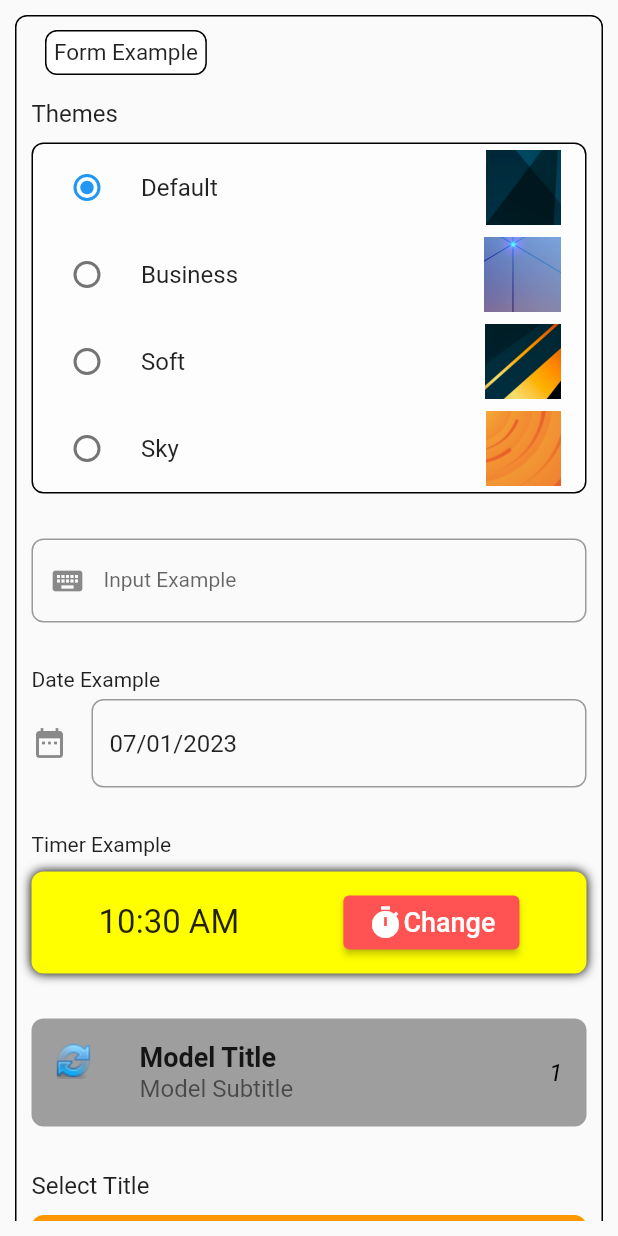
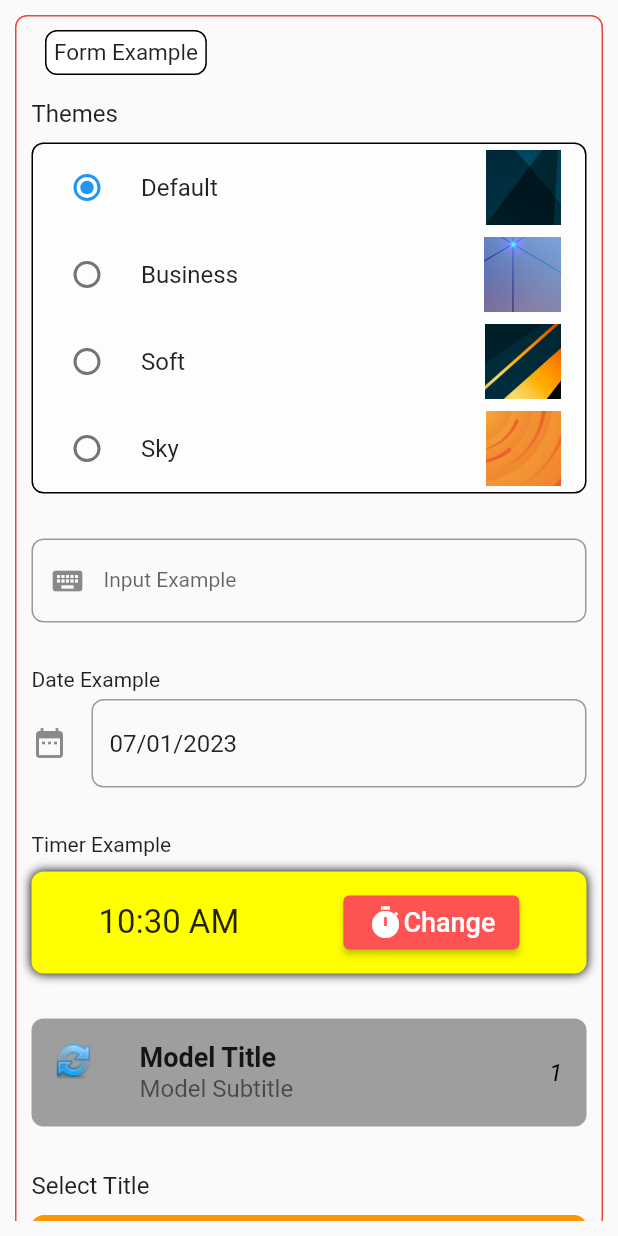
Before and after one commit to gabrielgits/bform, a Flutter app: the screen it shows after launch, on a phone screen of 412 x 824 dp. Run offline on Flutter 3.47's test engine with Material 2 defaults, Android fonts, the phone set to English and light mode, and no system bars.

Commit message:
ver.0.1.1

```diff
--- a/example/lib/main.dart
+++ b/example/lib/main.dart
@@ -54,7 +54,7 @@ class _MyAppState extends State<MyApp> {
       child: BformForm(
         appearance: appearance,
         width: MediaQuery.of(context).size.width - 20,
-        border: Border.all(),
+        border: Border.all(color: Colors.red),
         borderTitle: Border.all(),
         title: const Text(
           'Form Example',
--- a/pubspec.yaml
+++ b/pubspec.yaml
@@ -1,6 +1,6 @@
 name: bform
 description: Package to allows you to create beautiful forms.
-version: 0.1.0
+version: 0.1.1
 homepage: https://github.com/gabrielgits/bform.git
 
 
```
Also changed, not shown: example/pubspec.lock.
